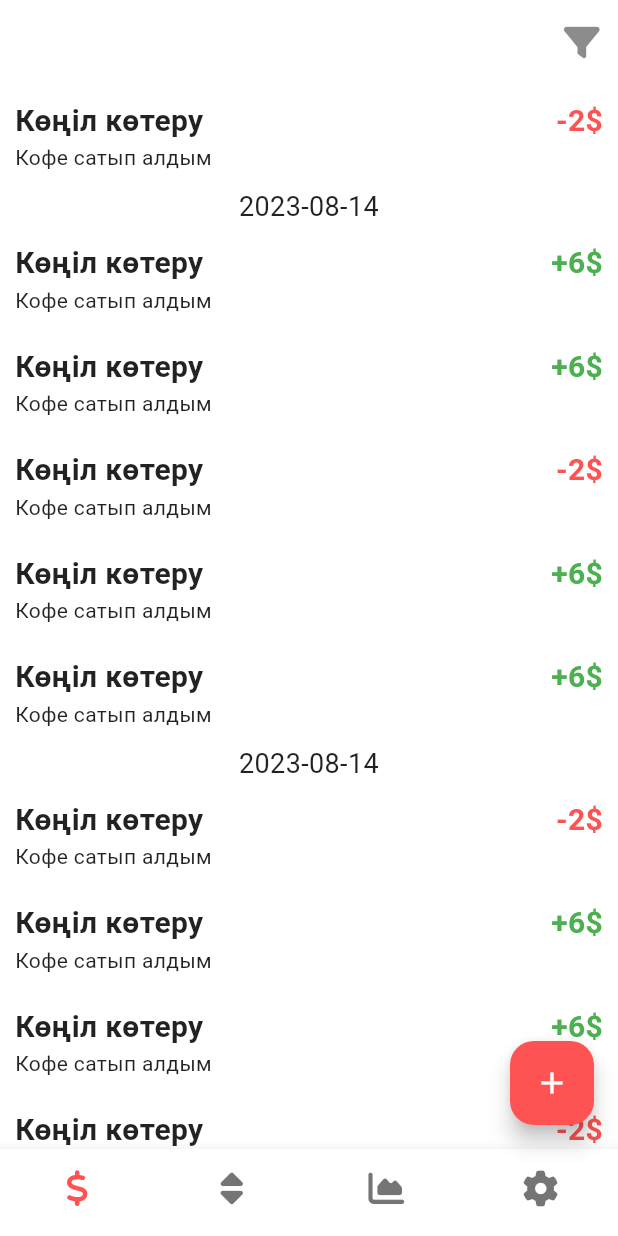
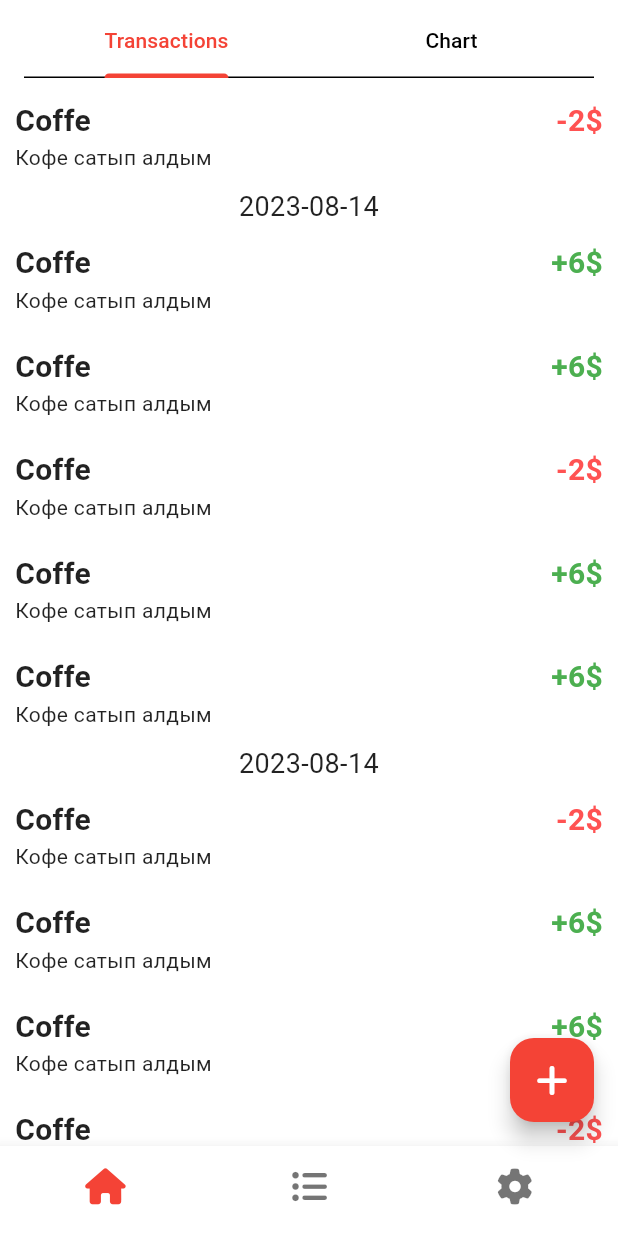
Before and after one commit to yertaykuanyshov/altyn, a Flutter app: the screen it shows after launch, on a phone screen of 412 x 824 dp. Run offline on Flutter 3.47's test engine with Material 2 defaults, Android fonts, the phone set to English and light mode, and no system bars; our stand-ins replace font_awesome_flutter, google_fonts; Roboto replaces fonts that are missing (Ubuntu).

Commit message:
Updated transaction_list.dart

```diff
--- a/lib/app.dart
+++ b/lib/app.dart
@@ -12,14 +12,14 @@ class AmianApp extends StatelessWidget {
       theme: ThemeData(
         useMaterial3: true,
         textTheme: GoogleFonts.ubuntuTextTheme(),
-        colorScheme: const ColorScheme.light(primary: Colors.redAccent),
+        colorScheme: const ColorScheme.light(primary: Colors.red),
         scaffoldBackgroundColor: Colors.white,
         bottomNavigationBarTheme: const BottomNavigationBarThemeData(
           showSelectedLabels: false,
           showUnselectedLabels: false,
         ),
       ),
-      home: const HomePage(),
+      home: HomePage(),
     );
   }
 }
--- a/lib/pages/add_transaction_page.dart
+++ b/lib/pages/add_transaction_page.dart
@@ -56,11 +56,11 @@ class AddTransactionPage extends StatelessWidget {
                 ],
               ),
             ),
-            MaterialButton(
+            const SizedBox(height: 8),
+            FloatingActionButton(
               onPressed: () {},
-              color: Colors.redAccent,
               child: const Text(
-                "Add",
+                "Add expanse",
                 style: TextStyle(
                   color: Colors.white,
                 ),
--- a/lib/pages/home_page.dart
+++ b/lib/pages/home_page.dart
@@ -1,79 +1,72 @@
-import 'package:altyn/models/transaction.dart';
 import 'package:altyn/pages/add_transaction_page.dart';
-import 'package:altyn/widgets/transaction_item.dart';
+import 'package:altyn/widgets/transaction_list.dart';
 import 'package:flutter/material.dart';
+import 'package:flutter/rendering.dart';
 import 'package:font_awesome_flutter/font_awesome_flutter.dart';
 
-class HomePage extends StatelessWidget {
-  const HomePage({Key? key}) : super(key: key);
+class HomePage extends StatefulWidget {
+  @override
+  State<HomePage> createState() => _HomePageState();
+}
+
+class _HomePageState extends State<HomePage> {
+
+  final _hideController = ScrollController();
+  bool _isVisible = true;
+
+  @override
+  void initState() {
+    super.initState();
+
+    _hideController.addListener(() {
+      if (_hideController.position.userScrollDirection ==
+          ScrollDirection.reverse) {
+        setState(() {
+          _isVisible = false;
+          print("**** $_isVisible up");
+        });
+      }
+      if (_hideController.position.userScrollDirection ==
+          ScrollDirection.forward) {
+        setState(() {
+          _isVisible = true;
+          print("**** $_isVisible down");
+        });
+      }
+    });
+  }
 
   @override
   Widget build(BuildContext context) {
     return Scaffold(
-      appBar: AppBar(
-        actions: [
-          IconButton(
-            icon: const Icon(
-              FontAwesomeIcons.filter,
-              color: Colors.black45,
-            ),
-            onPressed: () {
-              showModalBottomSheet(
-                context: context,
-                builder: (_) {
-                  return Column(
-                    mainAxisSize: MainAxisSize.min,
-                    children: const [
+      body: DefaultTabController(
+        length: 2,
+        child: NestedScrollView(
+          controller: _hideController,
+          body: const TabBarView(
+            children: [
+              TransactionList(),
               Text("OK"),
             ],
-                  );
-                },
-              );
+          ),
+          headerSliverBuilder: (BuildContext context, bool innerBoxIsScrolled) {
+            return [
+              const SliverAppBar(
+                floating: true,
+                snap: true,
+                title: TabBar(
+                  tabs: [
+                    Tab(text: "Transactions"),
+                    Tab(text: "Chart"),
+                  ],
+                ),
+              ),
+            ];
           },
         ),
-        ],
-      ),
-      body: ListView.separated(
-        itemCount: 30,
-        separatorBuilder: (_, idx) {
-          if (idx % 5 == 0) {
-            return const Center(
-              child: Text(
-                "2023-08-14",
-                textAlign: TextAlign.center,
-                style: TextStyle(
-                  fontSize: 18,
-                ),
-              ),
-            );
-          }
-
-          return const SizedBox.shrink();
-        },
-        itemBuilder: (_, idx) {
-          if (idx % 3 == 0) {
-            return TransactionItem(
-              transaction: Transaction(
-                id: "1",
-                sum: 2,
-                date: "2023-10-21",
-                type: TransactionType.income,
-              ),
-            );
-          }
-
-          return TransactionItem(
-            transaction: Transaction(
-              id: "1",
-              sum: 6,
-              date: "2023-10-21",
-              type: TransactionType.expense,
-            ),
-          );
-        },
       ),
       floatingActionButton: FloatingActionButton(
-        child: const Icon(Icons.add),
+        child: const Icon(FontAwesomeIcons.plus),
         onPressed: () => Navigator.push(
           context,
           MaterialPageRoute(
@@ -81,20 +74,19 @@ class HomePage extends StatelessWidget {
           ),
         ),
       ),
-      bottomNavigationBar: BottomNavigationBar(
+      bottomNavigationBar: AnimatedContainer(
+        height: _isVisible ? 60 : 0,
+        duration: const Duration(milliseconds: 100),
+        child: BottomNavigationBar(
           type: BottomNavigationBarType.fixed,
           items: const [
             BottomNavigationBarItem(
-            icon: Icon(FontAwesomeIcons.dollarSign),
+              icon: Icon(FontAwesomeIcons.house),
               label: "Home",
             ),
             BottomNavigationBarItem(
-            icon: Icon(FontAwesomeIcons.sort),
+              icon: Icon(FontAwesomeIcons.listUl),
               label: "Category",
-          ),
-          BottomNavigationBarItem(
-            icon: Icon(FontAwesomeIcons.chartArea),
-            label: "Statistics",
             ),
             BottomNavigationBarItem(
               icon: Icon(FontAwesomeIcons.gear),
@@ -102,6 +94,7 @@ class HomePage extends StatelessWidget {
             ),
           ],
         ),
+      ),
     );
   }
 }
--- a/lib/widgets/transaction_item.dart
+++ b/lib/widgets/transaction_item.dart
@@ -19,7 +19,7 @@ class TransactionItem extends StatelessWidget {
           Row(
             children: [
               const Text(
-                "Көңіл көтеру",
+                "Coffe",
                 style: TextStyle(
                   fontSize: 20,
                   fontWeight: FontWeight.bold,
--- /dev/null
+++ b/lib/widgets/transaction_list.dart
@@ -0,0 +1,51 @@
+import 'package:altyn/widgets/transaction_item.dart';
+import 'package:flutter/material.dart';
+
+import '../models/transaction.dart';
+
+class TransactionList extends StatelessWidget {
+  const TransactionList({Key? key}) : super(key: key);
+
+  @override
+  Widget build(BuildContext context) {
+    return ListView.separated(
+      itemCount: 30,
+      separatorBuilder: (_, idx) {
+        if (idx % 5 == 0) {
+          return const Center(
+            child: Text(
+              "2023-08-14",
+              textAlign: TextAlign.center,
+              style: TextStyle(
+                fontSize: 18,
+              ),
+            ),
+          );
+        }
+
+        return const SizedBox.shrink();
+      },
+      itemBuilder: (_, idx) {
+        if (idx % 3 == 0) {
+          return TransactionItem(
+            transaction: Transaction(
+              id: "1",
+              sum: 2,
+              date: "2023-10-21",
+              type: TransactionType.income,
+            ),
+          );
+        }
+
+        return TransactionItem(
+          transaction: Transaction(
+            id: "1",
+            sum: 6,
+            date: "2023-10-21",
+            type: TransactionType.expense,
+          ),
+        );
+      },
+    );
+  }
+}
```
Lines whose indentation alone changed are shown as unchanged.
